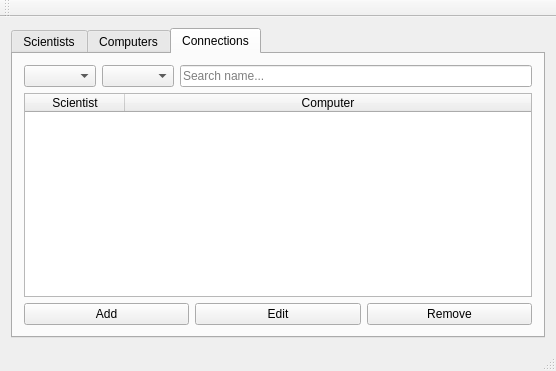
Old version of the form UI_Vika3/UI/mainwindow.ui in the repository Druma/Verknam01_hopur35.
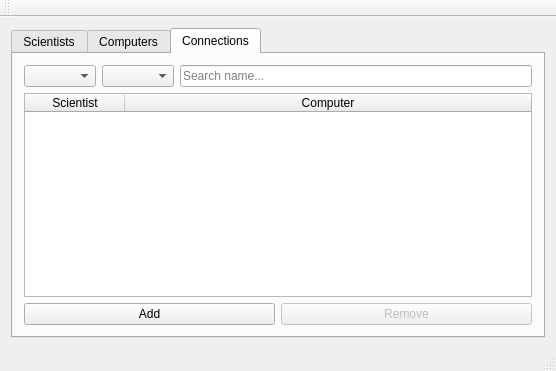
New version of the form.

Diff of the .ui file:
```diff
--- a/UI_Vika3/UI/mainwindow.ui
+++ b/UI_Vika3/UI/mainwindow.ui
@@ -311,15 +311,11 @@
               </property>
              </widget>
             </item>
-            <item>
-             <widget class="QPushButton" name="button_edit_connection">
-              <property name="text">
-               <string>Edit</string>
-              </property>
-             </widget>
-            </item>
             <item>
              <widget class="QPushButton" name="button_remove_connection">
+              <property name="enabled">
+               <bool>false</bool>
+              </property>
               <property name="text">
                <string>Remove</string>
               </property>
```
Left out of the diff: 25 changed lines with no effect on the pictures.
